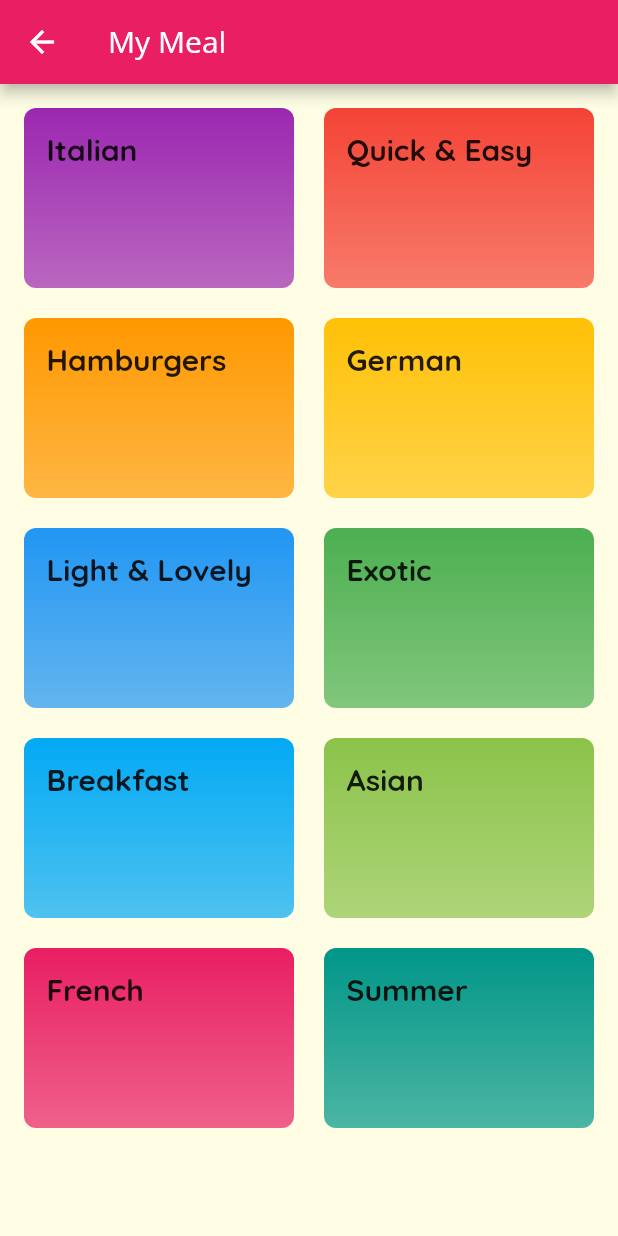
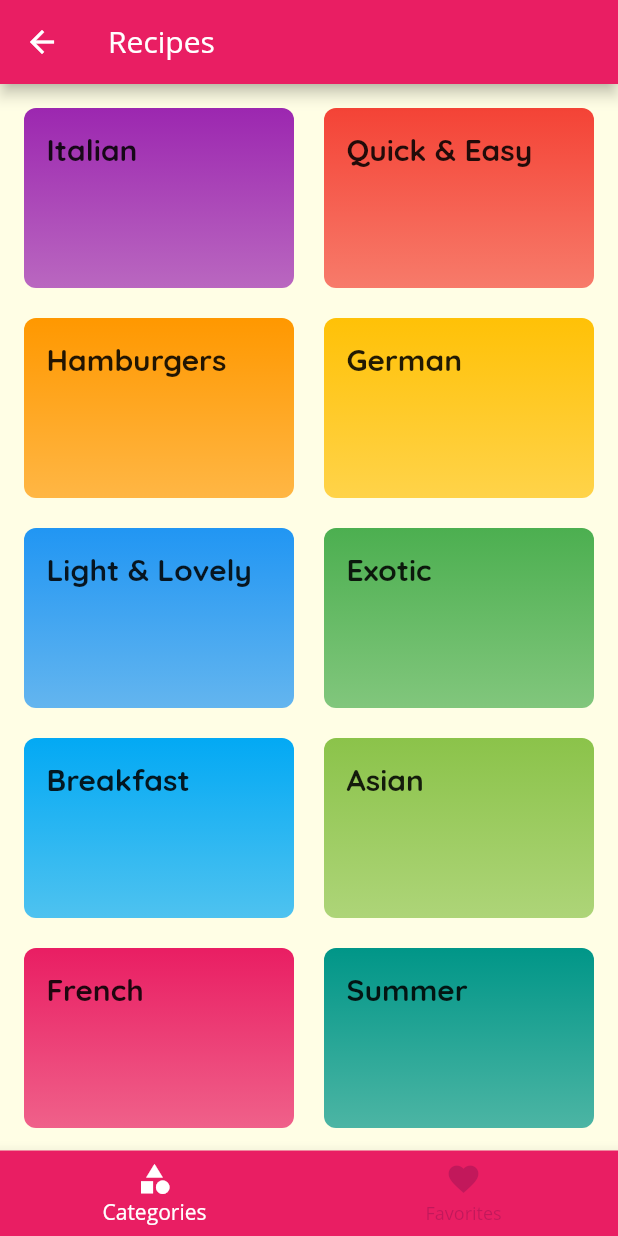
Before and after one commit to Rares23/my_meal, a Flutter app: the screen it shows after launch, on a phone screen of 412 x 824 dp. Run offline on Flutter 3.47's test engine with Material 2 defaults, Android fonts, the phone set to English and light mode, and no system bars.

Commit message:
implement home page with tabbar and bottom navigation bar

```diff
--- a/lib/categories/pages/categories_page.dart
+++ b/lib/categories/pages/categories_page.dart
@@ -14,11 +14,7 @@ class CategoriesPage extends StatefulWidget {
 class _CategoriesPageState extends State<CategoriesPage> {
   @override
   Widget build(BuildContext context) {
-    return Scaffold(
-      appBar: AppBar(
-        title: Text(Strings.appTitle),
-      ),
-      body: GridView(
+    return GridView(
       padding: EdgeInsets.all(16),
       children: [
         ...CATEGORIES_SEEDS
@@ -35,7 +31,6 @@ class _CategoriesPageState extends State<CategoriesPage> {
         crossAxisSpacing: 20,
         mainAxisSpacing: 20,
       ),
-      ),
     );
   }
 }
--- a/lib/home/pages/home_page.dart
+++ b/lib/home/pages/home_page.dart
@@ -1,17 +1,77 @@
 import 'package:flutter/material.dart';
+import 'package:my_meal/categories/pages/categories_page.dart';
+import 'package:my_meal/favorites/pages/favourites_page.dart';
 
 class HomePage extends StatefulWidget {
-  final String title;
-
-  HomePage({@required this.title});
-
+  static const String routeName = '/home';
   @override
   _HomePageState createState() => _HomePageState();
 }
 
 class _HomePageState extends State<HomePage> {
+  final List<Widget> _pages = [CategoriesPage(), FavouritesPage()];
+  int _selectedPageIndex = 0;
+
+  void _selectTab(int index) {
+    setState(() {
+      _selectedPageIndex = index;
+    });
+  }
+
   @override
   Widget build(BuildContext context) {
-    return Container();
+    //   return DefaultTabController(
+    //     length: 2,
+    //     child: Scaffold(
+    //       appBar: AppBar(
+    //         title: Text('Recipes'),
+    //         bottom: TabBar(
+    //           tabs: [
+    //             Tab(
+    //               icon: Icon(
+    //                 Icons.category,
+    //               ),
+    //               text: 'Categories',
+    //             ),
+    //             Tab(
+    //               icon: Icon(Icons.favorite),
+    //               text: 'Favorites',
+    //             ),
+    //           ],
+    //         ),
+    //       ),
+    //       body: TabBarView(
+    //         children: [
+    //           CategoriesPage(),
+    //           FavouritesPage(),
+    //         ],
+    //       ),
+    //     ),
+    //   );
+    // }
+
+    return Scaffold(
+      appBar: AppBar(
+        title: Text('Recipes'),
+      ),
+      body: _pages[_selectedPageIndex],
+      bottomNavigationBar: BottomNavigationBar(
+        backgroundColor: Theme.of(context).primaryColor,
+        unselectedItemColor: Theme.of(context).primaryColorDark,
+        selectedItemColor: Colors.white,
+        currentIndex: _selectedPageIndex,
+        onTap: _selectTab,
+        items: [
+          BottomNavigationBarItem(
+            icon: Icon(Icons.category),
+            label: 'Categories',
+          ),
+          BottomNavigationBarItem(
+            icon: Icon(Icons.favorite),
+            label: 'Favorites',
+          )
+        ],
+      ),
+    );
   }
 }
--- a/lib/main.dart
+++ b/lib/main.dart
@@ -1,5 +1,6 @@
 import 'package:flutter/material.dart';
 import 'package:my_meal/categories/pages/categories_page.dart';
+import 'package:my_meal/home/pages/home_page.dart';
 import 'package:my_meal/recipes/pages/recipe_details_page.dart';
 import 'package:my_meal/recipes/pages/recipes_page.dart';
 import 'package:my_meal/utils/strings.dart';
@@ -32,8 +33,9 @@ class MyApp extends StatelessWidget {
               ),
             ),
       ),
-      initialRoute: CategoriesPage.routeName,
+      initialRoute: HomePage.routeName,
       routes: {
+        HomePage.routeName: (context) => HomePage(),
         CategoriesPage.routeName: (context) => CategoriesPage(),
         RecipesPage.routeName: (context) => RecipesPage(),
         RecipeDetailsPage.routeName: (context) => RecipeDetailsPage(),
```
Lines whose indentation alone changed are shown as unchanged.
